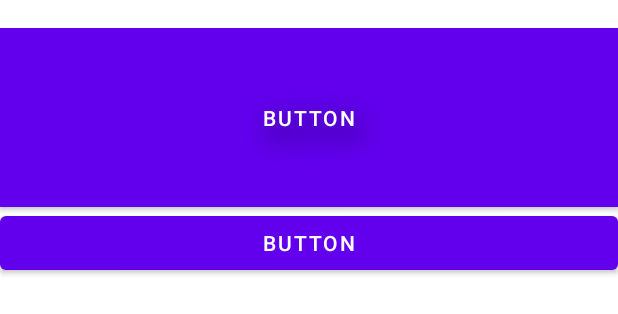
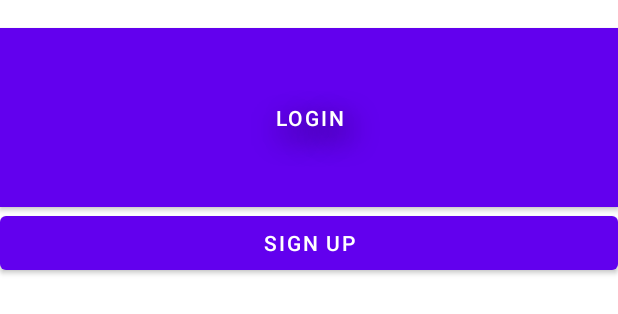
Before and after one commit to Amnicaiv/PetHouse, an Android app: the layout layout_iniciosesion.xml on its own in the app's theme, with its tools: preview values and no code run, on a phone screen of 412 x 824 dp. Shown: the part 791-1105 px from the top of the screen. Run offline under Robolectric (Android 15) with nearby library versions, the phone set to English and light mode, and no system bars.

Commit message:
Le agregue nombres a los botones, pantalla iniciosesion

```diff
--- a/First/app/src/main/res/layout/layout_iniciosesion.xml
+++ b/First/app/src/main/res/layout/layout_iniciosesion.xml
@@ -62,7 +62,7 @@
                 android:shadowDx="5"
                 android:shadowDy="10"
                 android:shadowRadius="25"
-                android:text="Button"
+                android:text="Login"
                 app:cornerRadius="0dp"
                 app:iconPadding="0dp" />
 
@@ -70,7 +70,7 @@
                 android:id="@+id/button15"
                 android:layout_width="match_parent"
                 android:layout_height="wrap_content"
-                android:text="Button" />
+                android:text="Sign Up" />
         </LinearLayout>
     </ScrollView>
 
```
